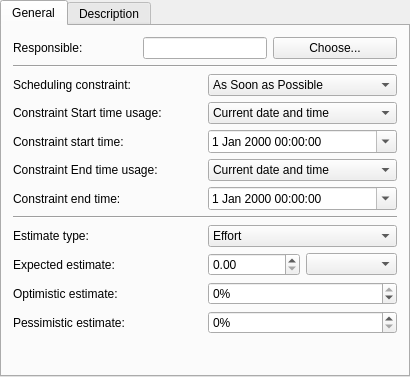
The window that plan/kptconfigtaskpanelbase.ui (KDE/calligra) describes before a commit, drawn with Qt 5.
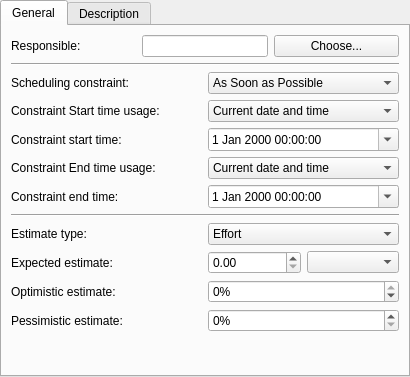
The same window after the commit. Custom widgets are drawn as their Qt base class.

Commit message: Remove any hardcoding of spaces to 6 and margins to 9/11 in Plan's UI

Patch:
```diff
--- a/plan/kptconfigtaskpanelbase.ui
+++ b/plan/kptconfigtaskpanelbase.ui
@@ -27,9 +27,6 @@
       <layout class="QGridLayout" name="gridLayout">
        <item row="0" column="0" colspan="2">
         <layout class="QHBoxLayout">
-         <property name="spacing">
-          <number>6</number>
-         </property>
          <property name="margin">
           <number>0</number>
          </property>
@@ -476,7 +473,6 @@
    </item>
   </layout>
  </widget>
- <layoutdefault spacing="6" margin="11"/>
  <customwidgets>
   <customwidget>
    <class>KRichTextEdit</class>
```
The commit also changes 17 other files.
